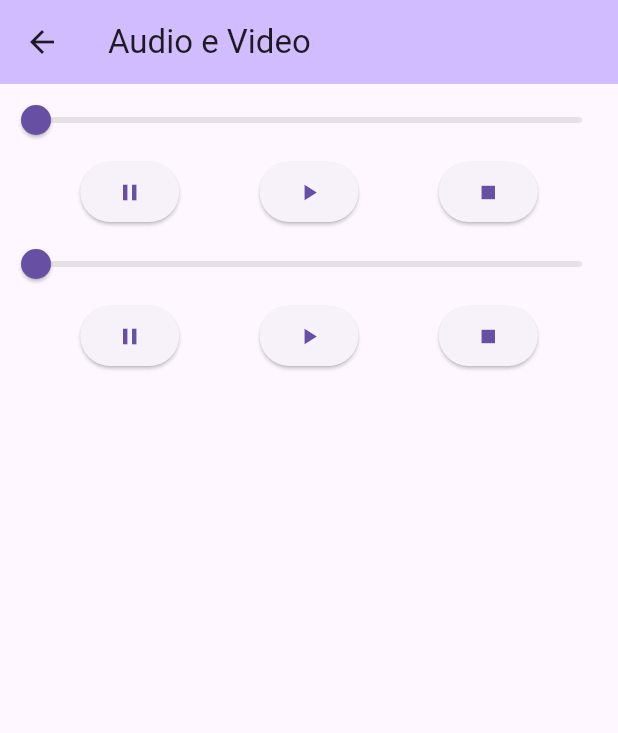
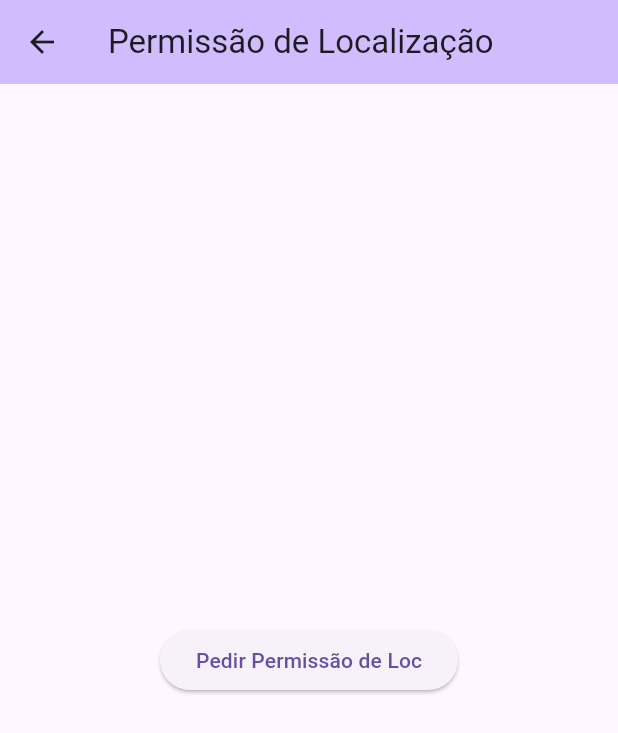
Before and after one commit to samueloliveiravs/shawn_app, a Flutter app: the screen it shows after launch, on a phone screen of 412 x 824 dp. Shown: the top 733 px of the screen. Run offline on Flutter 3.47's test engine with Material 3 defaults, Android fonts, the phone set to English and light mode, and no system bars; our stand-ins replace audioplayers, geolocator, google_fonts, lottie, shared_preferences, video_player.

Commit message:
Aula 21: Pendindo permissões de localização

```diff
--- /dev/null
+++ b/lib/pages/pegar_localizacao.dart
@@ -0,0 +1,34 @@
+import 'package:flutter/material.dart';
+import 'package:geolocator/geolocator.dart';
+import 'package:shawn_app/routes/app_routes.dart';
+
+class PegarLocalizacao extends StatelessWidget {
+  PegarLocalizacao({super.key});
+
+  late LocationPermission permission;
+
+  @override
+  Widget build(BuildContext context) {
+    return Scaffold(
+      appBar: AppBar(
+        title: Text("Permissão de Localização"),
+        backgroundColor: Theme.of(context).colorScheme.inversePrimary,
+      ),
+      body: Center(
+        child: ElevatedButton(
+          onPressed: () async {
+            permission = await Geolocator.checkPermission();
+            if (permission == LocationPermission.denied) {
+              permission = await Geolocator.requestPermission();
+              if (permission == LocationPermission.denied) {
+                Navigator.pushNamed(context, AppRoutes.heroPage);
+              }
+            }
+            //Logica de negocio
+          },
+          child: Text("Pedir Permissão de Loc"),
+        ),
+      ),
+    );
+  }
+}
--- a/lib/routes/app_pages.dart
+++ b/lib/routes/app_pages.dart
@@ -1,8 +1,10 @@
 import 'package:flutter/cupertino.dart';
+import 'package:shawn_app/pages/hero_page.dart';
 import 'package:shawn_app/pages/lista_fatos_page.dart';
 import 'package:shawn_app/pages/login_page.dart';
 import 'package:shawn_app/pages/materias_page.dart';
 import 'package:shawn_app/pages/media_page.dart';
+import 'package:shawn_app/pages/pegar_localizacao.dart';
 import 'package:shawn_app/pages/shaw_home.dart';
 import 'package:shawn_app/pages/todos_page.dart';
 import 'package:shawn_app/routes/app_routes.dart';
@@ -15,5 +17,7 @@ class AppPages {
     AppRoutes.estado: (context) => ListaFatosPage(),
     AppRoutes.todos: (context) => TodosPage(),
     AppRoutes.media: (context) => MediaPage(),
+    AppRoutes.heroPage: (context) => HeroPage(),
+    AppRoutes.locPage: (context) => PegarLocalizacao(),
   };
 }
--- a/lib/routes/app_routes.dart
+++ b/lib/routes/app_routes.dart
@@ -5,4 +5,6 @@ class AppRoutes {
   static const String estado = "/estado";
   static const String todos = "/todos";
   static const String media = "/media";
+  static const String heroPage = "/heroPage";
+  static const String locPage = "/locPage";
 }
--- a/lib/shaw_app.dart
+++ b/lib/shaw_app.dart
@@ -12,7 +12,7 @@ class ShawApp extends StatelessWidget {
     var themeController = context.watch<ThemeController>();
 
     return MaterialApp(
-      initialRoute: AppRoutes.media,
+      initialRoute: AppRoutes.locPage,
       routes: AppPages.routes,
       debugShowCheckedModeBanner: false,
       theme: themeController.isDark ? ThemeData.dark() : ThemeData.light(),
--- a/pubspec.yaml
+++ b/pubspec.yaml
@@ -35,6 +35,7 @@ dependencies:
   provider: ^6.1.5+1
   audioplayers: ^6.6.0
   video_player: ^2.11.1
+  geolocator: ^14.0.2
   flutter:
     sdk: flutter
 
```
Also changed, not shown: lib/pages/Hero_Pages/img_hero_page.dart (added, +17 -0 lines), lib/pages/hero_page.dart (added, +30 -0 lines), lib/pages/lista_fatos_page.dart (+39 -7 lines), lib/pages/media_page.dart (+25 -0 lines), lib/shared/widgets/img_hero_item.dart (added, +32 -0 lines), pubspec.lock, 4 other files.
